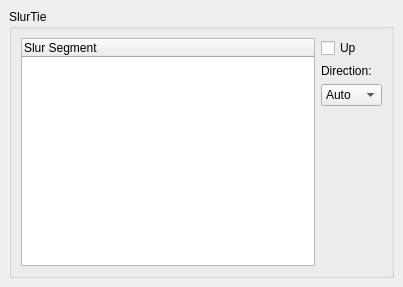
The window that mscore/mscore/slurtie.ui (musescore/musescore-old) describes before a commit, drawn with Qt 5.
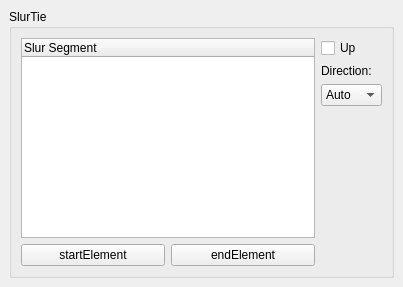
The same window after the commit.

Patch:
```diff
--- a/mscore/mscore/slurtie.ui
+++ b/mscore/mscore/slurtie.ui
@@ -28,14 +28,8 @@
      <property name="flat">
       <bool>true</bool>
      </property>
-     <layout class="QGridLayout">
-      <property name="margin">
-       <number>9</number>
-      </property>
-      <property name="spacing">
-       <number>6</number>
-      </property>
-      <item row="0" column="0" rowspan="4">
+     <layout class="QGridLayout" name="gridLayout">
+      <item row="0" column="0">
        <widget class="QTreeWidget" name="segments">
         <property name="indentation">
          <number>0</number>
@@ -60,20 +54,22 @@
        </widget>
       </item>
       <item row="0" column="1">
+       <layout class="QVBoxLayout" name="verticalLayout">
+        <item>
        <widget class="QCheckBox" name="upFlag">
         <property name="text">
          <string notr="true">Up</string>
         </property>
        </widget>
       </item>
-      <item row="1" column="1">
+        <item>
        <widget class="QLabel" name="labelx">
         <property name="text">
          <string notr="true">Direction:</string>
         </property>
        </widget>
       </item>
-      <item row="2" column="1">
+        <item>
        <widget class="QComboBox" name="direction">
         <item>
          <property name="text">
@@ -92,7 +88,7 @@
         </item>
        </widget>
       </item>
-      <item row="3" column="1">
+        <item>
        <spacer>
         <property name="orientation">
          <enum>Qt::Vertical</enum>
@@ -104,6 +100,26 @@
          </size>
         </property>
        </spacer>
+        </item>
+       </layout>
+      </item>
+      <item row="1" column="0">
+       <layout class="QHBoxLayout" name="horizontalLayout">
+        <item>
+         <widget class="QPushButton" name="startElement">
+          <property name="text">
+           <string extracomment="do not translate">startElement</string>
+          </property>
+         </widget>
+        </item>
+        <item>
+         <widget class="QPushButton" name="endElement">
+          <property name="text">
+           <string extracomment="do not translate - only for debugging">endElement</string>
+          </property>
+         </widget>
+        </item>
+       </layout>
       </item>
      </layout>
     </widget>
```
Lines whose indentation alone changed are shown as unchanged.
